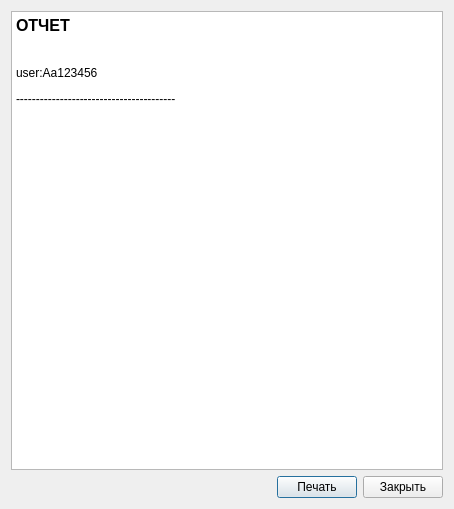
Before: the Qt Designer form src/ReportDialog.ui in m6v/sgp, drawn with Qt 5.
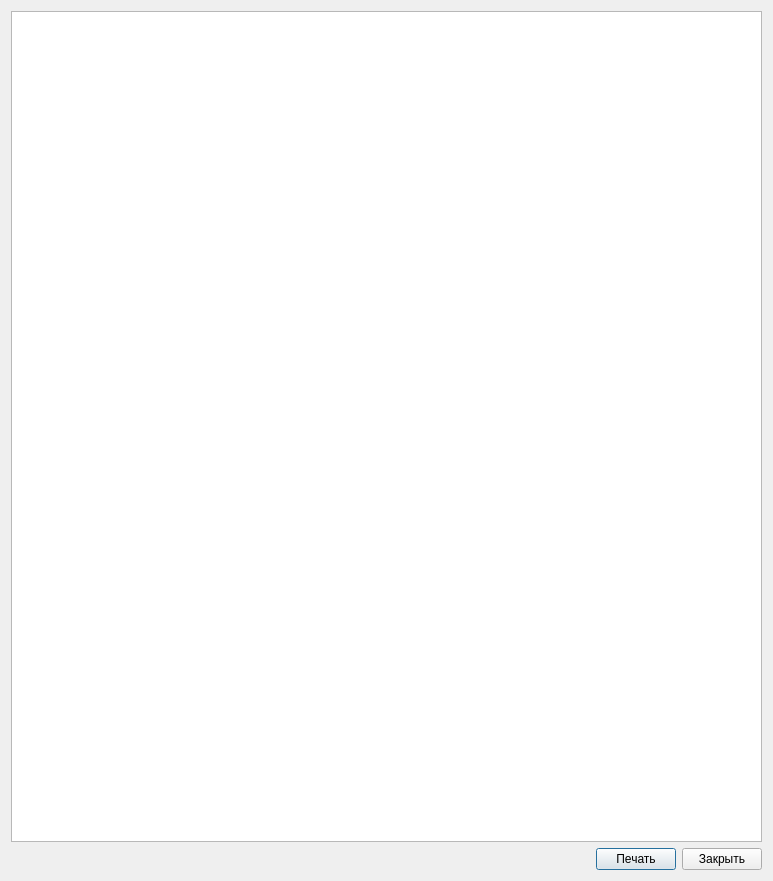
After: the same form once the commit is applied. Icons and pictures are not drawn.

Commit message: Report functions have been realized

The edit to the form file:
```diff
--- a/src/ReportDialog.ui
+++ b/src/ReportDialog.ui
@@ -6,8 +6,8 @@
    <rect>
     <x>0</x>
     <y>0</y>
-    <width>454</width>
-    <height>509</height>
+    <width>773</width>
+    <height>881</height>
    </rect>
   </property>
   <property name="windowTitle">
@@ -24,11 +24,8 @@
       <string>&lt;!DOCTYPE HTML PUBLIC &quot;-//W3C//DTD HTML 4.0//EN&quot; &quot;http://www.w3.org/TR/REC-html40/strict.dtd&quot;&gt;
 &lt;html&gt;&lt;head&gt;&lt;meta name=&quot;qrichtext&quot; content=&quot;1&quot; /&gt;&lt;style type=&quot;text/css&quot;&gt;
 p, li { white-space: pre-wrap; }
-&lt;/style&gt;&lt;/head&gt;&lt;body style=&quot; font-family:'Noto Sans'; font-size:9pt; font-weight:400; font-style:normal;&quot;&gt;
-&lt;p style=&quot; margin-top:0px; margin-bottom:0px; margin-left:0px; margin-right:0px; -qt-block-indent:0; text-indent:0px;&quot;&gt;&lt;span style=&quot; font-size:12pt; font-weight:600;&quot;&gt;ОТЧЕТ&lt;/span&gt;&lt;/p&gt;
-&lt;p style=&quot;-qt-paragraph-type:empty; margin-top:0px; margin-bottom:0px; margin-left:0px; margin-right:0px; -qt-block-indent:0; text-indent:0px; font-size:12pt; font-weight:600;&quot;&gt;&lt;br /&gt;&lt;/p&gt;
-&lt;p style=&quot; margin-top:12px; margin-bottom:12px; margin-left:0px; margin-right:0px; -qt-block-indent:0; text-indent:0px;&quot;&gt;user:Aa123456&lt;/p&gt;
-&lt;p style=&quot; margin-top:0px; margin-bottom:0px; margin-left:0px; margin-right:0px; -qt-block-indent:0; text-indent:0px;&quot;&gt;----------------------------------------&lt;/p&gt;&lt;/body&gt;&lt;/html&gt;</string>
+&lt;/style&gt;&lt;/head&gt;&lt;body style=&quot; font-family:'Sans Serif'; font-size:9pt; font-weight:400; font-style:normal;&quot;&gt;
+&lt;p style=&quot;-qt-paragraph-type:empty; margin-top:0px; margin-bottom:0px; margin-left:0px; margin-right:0px; -qt-block-indent:0; text-indent:0px;&quot;&gt;&lt;br /&gt;&lt;/p&gt;&lt;/body&gt;&lt;/html&gt;</string>
      </property>
     </widget>
    </item>
```
Left out of the diff: 4 changed lines with no effect on the pictures. The commit also changes 6 other files.
